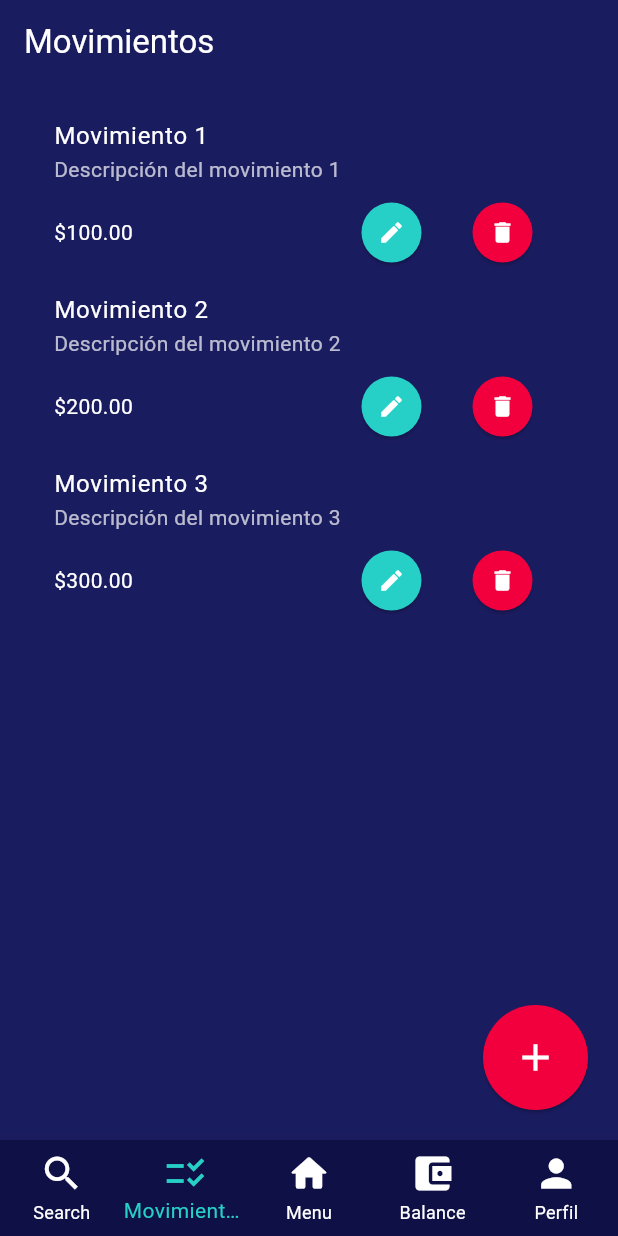
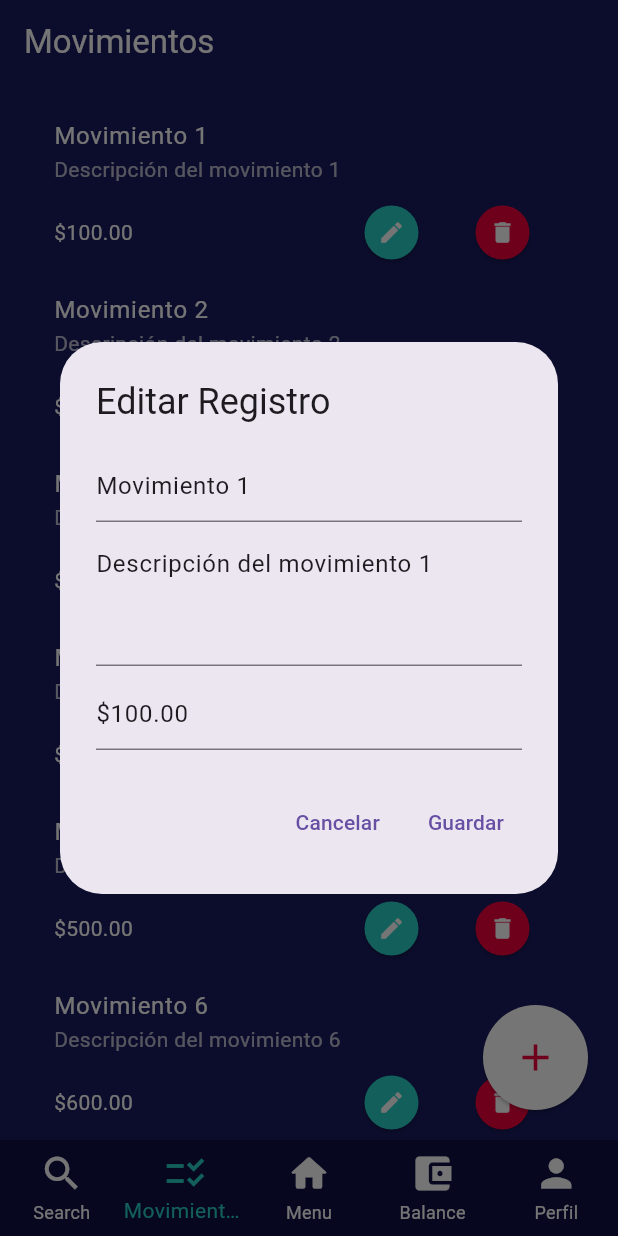
Before and after one commit to Yura1205/Smart_Budget, a Flutter app: the screen it shows after launch, item 2 of the bottom bar chosen, after a tap on the "edit" icon, on a phone screen of 412 x 824 dp. Run offline on Flutter 3.47's test engine with Material 3 defaults, Android fonts, the phone set to English and light mode, and no system bars; our stand-ins replace sqflite; accounts and stored records are empty.

Commit message:
FrontEnd Movements Page

```diff
--- a/lib/pages/Movimientos.dart
+++ b/lib/pages/Movimientos.dart
@@ -1,3 +1,5 @@
+// ignore_for_file: prefer_const_constructors
+
 import 'package:flutter/material.dart';
 
 class Movimientos extends StatefulWidget {
@@ -29,9 +31,18 @@ class _MovimientosState extends State<Movimientos> {
                   Expanded(
                     child: ListView(
                       children: [
-                        _buildMovimientoItem("Movimiento 1", "Descripción del movimiento 1", "\$100.00"),
-                        _buildMovimientoItem("Movimiento 2", "Descripción del movimiento 2", "\$200.00"),
-                        _buildMovimientoItem("Movimiento 3", "Descripción del movimiento 3", "\$300.00"),
+                        _buildMovimientoItem("Movimiento 1",
+                            "Descripción del movimiento 1", "\$100.00"),
+                        _buildMovimientoItem("Movimiento 2",
+                            "Descripción del movimiento 2", "\$200.00"),
+                        _buildMovimientoItem("Movimiento 3",
+                            "Descripción del movimiento 3", "\$300.00"),
+                        _buildMovimientoItem("Movimiento 4",
+                            "Descripción del movimiento 4", "\$400.00"),
+                        _buildMovimientoItem("Movimiento 5",
+                            "Descripción del movimiento 5", "\$500.00"),
+                        _buildMovimientoItem("Movimiento 6",
+                            "Descripción del movimiento 6", "\$600.00"),
                       ],
                     ),
                   ),
@@ -44,15 +55,18 @@ class _MovimientosState extends State<Movimientos> {
                   child: ElevatedButton(
                     style: ElevatedButton.styleFrom(
                       shape: CircleBorder(), // Make the button circular
-                      padding: EdgeInsets.all(20), // Padding around the button icon
-                      backgroundColor: Color(0xFFF2003D), // Assign color to the ElevatedButton
+                      padding:
+                          EdgeInsets.all(20), // Padding around the button icon
+                      backgroundColor:
+                          Colors.white, // Assign color to the ElevatedButton
                     ),
                     onPressed: () {
-                      // Add your logic here
+                      openCreateDialog();
                     },
                     child: Icon(
                       Icons.add,
-                      color: Colors.white, // Set the color of the Icon to white
+                      color: Color(
+                          0xFFF2003D), // Set the color of the Icon to white
                       size: 30, // Adjust the size of the icon
                     ),
                   ),
@@ -68,7 +82,6 @@ class _MovimientosState extends State<Movimientos> {
   Widget _buildMovimientoItem(String title, String subtitle, String value) {
     return Container(
       margin: EdgeInsets.symmetric(horizontal: 20),
-      child: Expanded(
       child: ListTile(
         title: Text(title, style: TextStyle(color: Colors.white)),
         subtitle: Column(
@@ -84,24 +97,29 @@ class _MovimientosState extends State<Movimientos> {
                   children: [
                     ElevatedButton(
                       onPressed: () {
-                          // Add your edit logic here
+                        openEditDialog(title, subtitle, value);
                       },
                       style: ElevatedButton.styleFrom(
-                          backgroundColor:const Color(0xFF27D0C6), // Blue background color
+                        backgroundColor:
+                            Color(0xFF27D0C6), // Blue background color
                         shape: CircleBorder(), // Make the button circular
+                        minimumSize: Size(36, 36), // Set the size of the button
                       ),
-                        child: Icon(Icons.edit, color: Colors.white, size: 18), // Adjust the size of the icon
+                      child: Icon(Icons.edit,
+                          color: Colors.white,
+                          size: 18), // Adjust the size of the icon
                     ),
                     SizedBox(width: 8),
                     ElevatedButton(
                       onPressed: () {
-                          // Add your delete logic here
+                        openDeleteDialog(title);
                       },
                       style: ElevatedButton.styleFrom(
-                          backgroundColor: Color(0xFFF2003D), // Red background color
-                          shape: CircleBorder(), // Make the button circular
+                        backgroundColor: Color(0xFFF2003D),
+                        shape: CircleBorder(),
+                        minimumSize: Size(36, 36),
                       ),
-                        child: Icon(Icons.delete, color: Colors.white, size: 18), // Adjust the size of the icon
+                      child: Icon(Icons.delete, color: Colors.white, size: 18),
                     ),
                   ],
                 ),
@@ -110,7 +128,114 @@ class _MovimientosState extends State<Movimientos> {
           ],
         ),
       ),
+    );
+  }
+
+  Future openCreateDialog() => showDialog(
+        context: context,
+        builder: (context) => AlertDialog(
+          title: Text("Crear Registro"),
+          content: Column(
+            mainAxisSize: MainAxisSize.min,
+            children: [
+              TextField(
+                decoration: InputDecoration(
+                  hintText: "Ingrese el nombre del movimiento",
+                ),
+              ),
+              SizedBox(height: 8), // Espacio entre los TextFields
+              TextField(
+                maxLines: 3, // Ajusta el número de líneas según sea necesario
+                decoration: InputDecoration(
+                  hintText: "Ingrese la descripción del movimiento",
+                ),
+              ),
+              TextField(
+                decoration: InputDecoration(
+                  hintText: "Ingrese el valor del movimiento",
+                ),),
+            ],
+          ),
+          actions: [
+            TextButton(
+              onPressed: () => Navigator.of(context).pop(),
+              child: Text("Cancelar"),
+            ),
+            TextButton(
+              onPressed: () {
+                // Lógica para crear el registro
+                Navigator.of(context).pop();
+              },
+              child: Text("Crear"),
+            ),
+          ],
+        ),
+      );
+
+  Future openEditDialog(String title, String subtitle, String value) => showDialog(
+        context: context,
+        builder: (context) => AlertDialog(
+          title: Text("Editar Registro"),
+          content: Column(
+            mainAxisSize: MainAxisSize.min,
+            children: [
+              TextField(
+                decoration: InputDecoration(
+                  hintText: "Ingrese el nuevo nombre del movimiento",
+                ),
+                controller: TextEditingController(text: title),
+              ),
+              SizedBox(height: 8), // Espacio entre los TextFields
+              TextField(
+                maxLines: 3, // Ajusta el número de líneas según sea necesario
+                decoration: InputDecoration(
+                  hintText: "Ingrese la nueva descripción del movimiento",
+                ),
+                controller: TextEditingController(text: subtitle),
+              ),
+              SizedBox(height: 8), // Espacio entre los TextFields
+              TextField(
+                decoration: InputDecoration(
+                  hintText: "Ingrese el nuevo valor del movimiento",
+                ),
+                controller: TextEditingController(text: value),
+              ),
+            ],
+          ),
+          actions: [
+            TextButton(
+              onPressed: () => Navigator.of(context).pop(),
+              child: Text("Cancelar"),
+            ),
+            TextButton(
+              onPressed: () {
+                // Lógica para editar el registro
+                Navigator.of(context).pop();
+              },
+              child: Text("Guardar"),
+            ),
+          ],
+        ),
+      );
+
+  Future openDeleteDialog(String title) => showDialog(
+        context: context,
+        builder: (context) => AlertDialog(
+          title: Text("Eliminar Registro"),
+          content: Text("¿Está seguro que desea eliminar el movimiento \"$title\"?"),
+          actions: [
+            TextButton(
+              onPressed: () => Navigator.of(context).pop(),
+              child: Text("Cancelar"),
+            ),
+            TextButton(
+              onPressed: () {
+                // Lógica para eliminar el registro
+                Navigator.of(context).pop();
+              },
+              child: Text("Eliminar"),
+            ),
+          ],
         ),
       );
 }
-}
```
Lines whose indentation alone changed are shown as unchanged.
